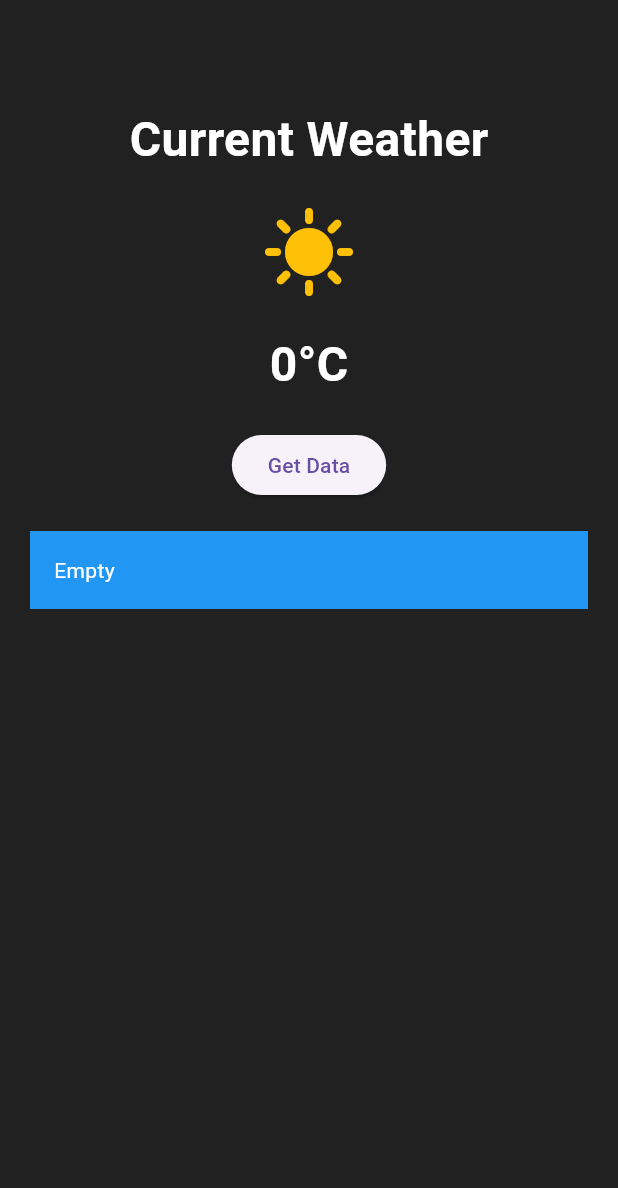
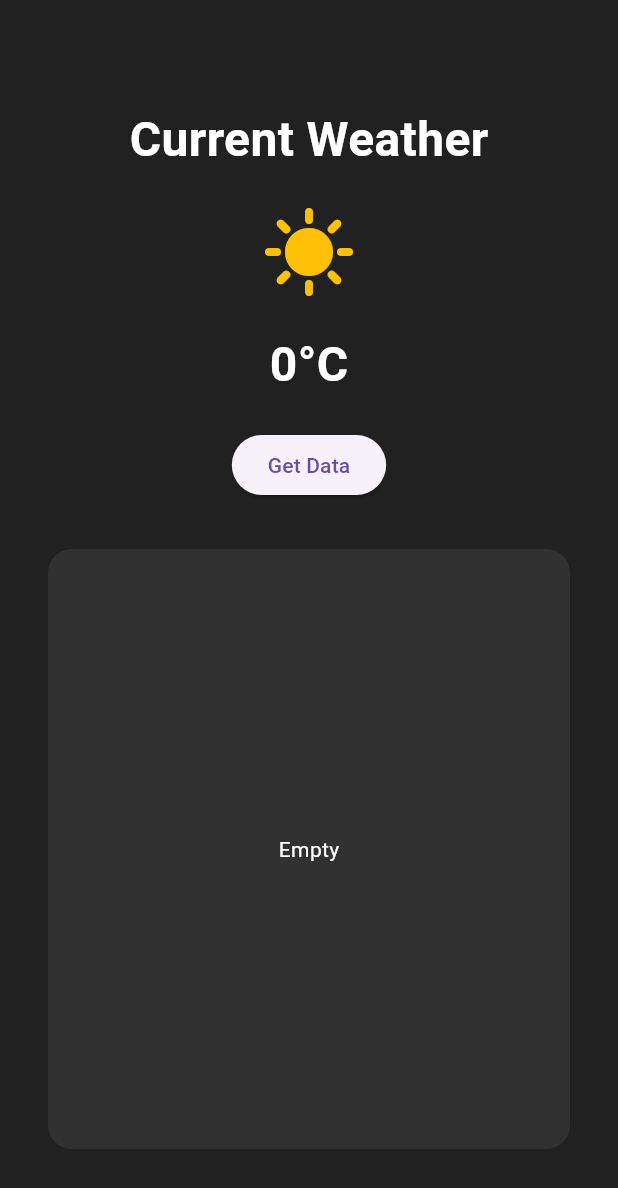
Before and after one commit to andrnshv/Flutter-Ujicoba_API, a Flutter app: the WeatherApp screen opened directly, on a phone screen of 412 x 824 dp. Shown: the top 1188 px of the screen. Run offline on Flutter 3.47's test engine with Material 3 defaults, Android fonts, the phone set to English and light mode, and no system bars; our stand-ins replace dio, firebase_auth, firebase_core; accounts and stored records are empty.

Commit message:
Final Weather App dengan Time dan Hourly Casts

```diff
--- a/src/lib/weatherapp.dart
+++ b/src/lib/weatherapp.dart
@@ -27,9 +27,8 @@ class WeatherApp extends StatefulWidget {
 
 class _WeatherAppState extends State<WeatherApp> {
   WeatherModel? weather;
-
   List<dynamic> hourlyTemp = [];
-  List<Widget> hourlyCast = [];
+  List<dynamic> hourlyDate = [];
 
   @override
   Widget build(BuildContext context) {
@@ -40,10 +39,8 @@ class _WeatherAppState extends State<WeatherApp> {
           child: Padding(
             padding: const EdgeInsets.all(20),
             child: Column(
-              crossAxisAlignment: CrossAxisAlignment.center,
               children: [
                 const SizedBox(height: 50),
-
                 const Text(
                   "Current Weather",
                   style: TextStyle(
@@ -52,17 +49,13 @@ class _WeatherAppState extends State<WeatherApp> {
                     fontWeight: FontWeight.bold,
                   ),
                 ),
-
                 const SizedBox(height: 20),
-
                 const Icon(
                   Icons.sunny,
                   color: Colors.amber,
                   size: 64,
                 ),
-
                 const SizedBox(height: 20),
-
                 Text(
                   "${weather?.currentWeather["temperature"] ?? 0}°C",
                   style: const TextStyle(
@@ -71,9 +64,7 @@ class _WeatherAppState extends State<WeatherApp> {
                     fontWeight: FontWeight.bold,
                   ),
                 ),
-
                 const SizedBox(height: 20),
-
                 ElevatedButton(
                   onPressed: () async {
                     final result =
@@ -81,47 +72,67 @@ class _WeatherAppState extends State<WeatherApp> {
 
                     setState(() {
                       weather = result;
-
                       hourlyTemp =
                           weather?.hourly["temperature_2m"] ?? [];
-
-                      hourlyCast = hourlyTemp.map((e) {
-                        return Padding(
-                          padding: const EdgeInsets.all(8),
-                          child: Text(
-                            "$e °C",
-                            style: const TextStyle(
-                              color: Colors.white,
-                              fontSize: 18,
-                            ),
-                          ),
-                        );
-                      }).toList();
+                      hourlyDate =
+                          weather?.hourly["time"] ?? [];
                     });
                   },
                   child: const Text("Get Data"),
                 ),
-
                 const SizedBox(height: 20),
-
                 Container(
+                  margin: const EdgeInsets.all(12),
+                  height: 400,
                   width: double.infinity,
-                  padding: const EdgeInsets.all(16),
-                  color: Colors.blue,
-                  child: Column(
-                    crossAxisAlignment:
-                        CrossAxisAlignment.start,
-                    children: hourlyCast.isNotEmpty
-                        ? hourlyCast
-                        : [
-                            const Text(
-                              "Empty",
-                              style: TextStyle(
-                                color: Colors.white,
+                  padding: const EdgeInsets.all(12),
+                  decoration: BoxDecoration(
+                    color: const Color(0xFF313131),
+                    borderRadius: BorderRadius.circular(16),
+                  ),
+                  child: hourlyTemp.isNotEmpty
+                      ? ListView.builder(
+                          itemCount: hourlyTemp.length,
+                          itemBuilder: (context, index) {
+                            return Padding(
+                              padding:
+                                  const EdgeInsets.symmetric(
+                                vertical: 2,
                               ),
-                            )
-                          ],
-                  ),
+                              child: Row(
+                                mainAxisAlignment:
+                                    MainAxisAlignment
+                                        .spaceBetween,
+                                children: [
+                                  Text(
+                                    hourlyDate[index].toString(),
+                                    style: const TextStyle(
+                                      color: Colors.white70,
+                                      fontSize: 14,
+                                    ),
+                                  ),
+                                  Text(
+                                    "${hourlyTemp[index]} °C",
+                                    style: const TextStyle(
+                                      color: Colors.white,
+                                      fontSize: 14,
+                                      fontWeight:
+                                          FontWeight.bold,
+                                    ),
+                                  ),
+                                ],
+                              ),
+                            );
+                          },
+                        )
+                      : const Center(
+                          child: Text(
+                            "Empty",
+                            style: TextStyle(
+                              color: Colors.white,
+                            ),
+                          ),
+                        ),
                 ),
               ],
             ),
```
Also changed, not shown: docs/finalweatherapp.png (added).
